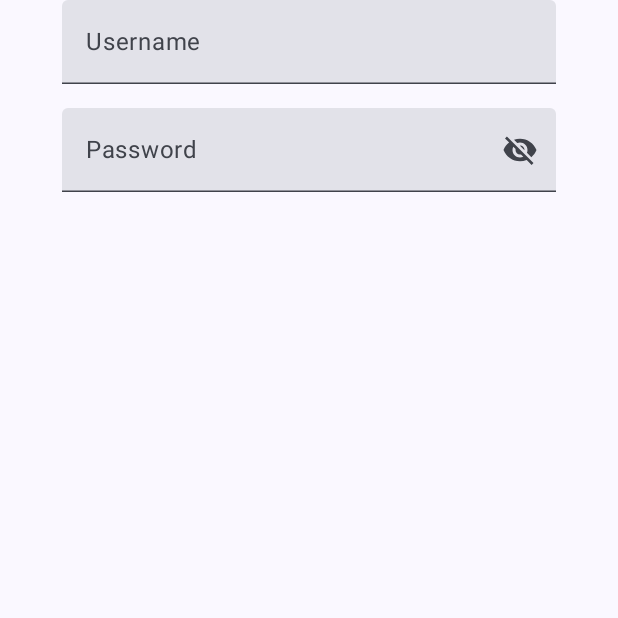
After one commit to r-elopre/Weather-App, an Android app built with Jetpack Compose: the composable AuthTextFields called with empty values, on a phone screen of 412 x 824 dp, the top half of it. The commit adds this screen. Run offline under Robolectric (Android 15) with nearby library versions, the phone set to English and light mode, and no system bars.

Commit message:
Weather App

```diff
--- /dev/null
+++ b/app/src/main/java/com/example/weatherapp/functions/AuthTextFields.kt
@@ -0,0 +1,58 @@
+package com.example.weatherapp.functions
+
+import androidx.compose.foundation.layout.*
+import androidx.compose.foundation.text.KeyboardOptions
+import androidx.compose.material.icons.Icons
+import androidx.compose.material.icons.filled.Visibility
+import androidx.compose.material.icons.filled.VisibilityOff
+import androidx.compose.material3.*
+import androidx.compose.runtime.*
+import androidx.compose.ui.Alignment
+import androidx.compose.ui.Modifier
+import androidx.compose.ui.text.input.KeyboardType
+import androidx.compose.ui.text.input.PasswordVisualTransformation
+import androidx.compose.ui.text.input.VisualTransformation
+import androidx.compose.ui.unit.dp
+
+@Composable
+fun AuthTextFields(
+    username: String,
+    onUsernameChange: (String) -> Unit,
+    password: String,
+    onPasswordChange: (String) -> Unit,
+    passwordVisible: Boolean,
+    onPasswordVisibilityChange: () -> Unit
+) {
+    Column(
+        modifier = Modifier.fillMaxWidth(),
+        verticalArrangement = Arrangement.Center,
+        horizontalAlignment = Alignment.CenterHorizontally
+    ) {
+        TextField(
+            value = username,
+            onValueChange = onUsernameChange,
+            label = { Text("Username") },
+            modifier = Modifier
+                .fillMaxWidth(0.8f) // Set the width of the TextField to 80% of the parent's width
+        )
+        Spacer(modifier = Modifier.height(16.dp))
+        TextField(
+            value = password,
+            onValueChange = onPasswordChange,
+            label = { Text("Password") },
+            modifier = Modifier
+                .fillMaxWidth(0.8f), // Set the width of the TextField to 80% of the parent's width
+            visualTransformation = if (passwordVisible) VisualTransformation.None else PasswordVisualTransformation(),
+            trailingIcon = {
+                val image = if (passwordVisible)
+                    Icons.Filled.Visibility
+                else Icons.Filled.VisibilityOff
+
+                IconButton(onClick = onPasswordVisibilityChange) {
+                    Icon(imageVector = image, contentDescription = null)
+                }
+            },
+            keyboardOptions = KeyboardOptions(keyboardType = KeyboardType.Password)
+        )
+    }
+}
```
Also changed, not shown: app/src/main/java/com/example/weatherapp/view/firstScreen.kt (+8 -32 lines).
